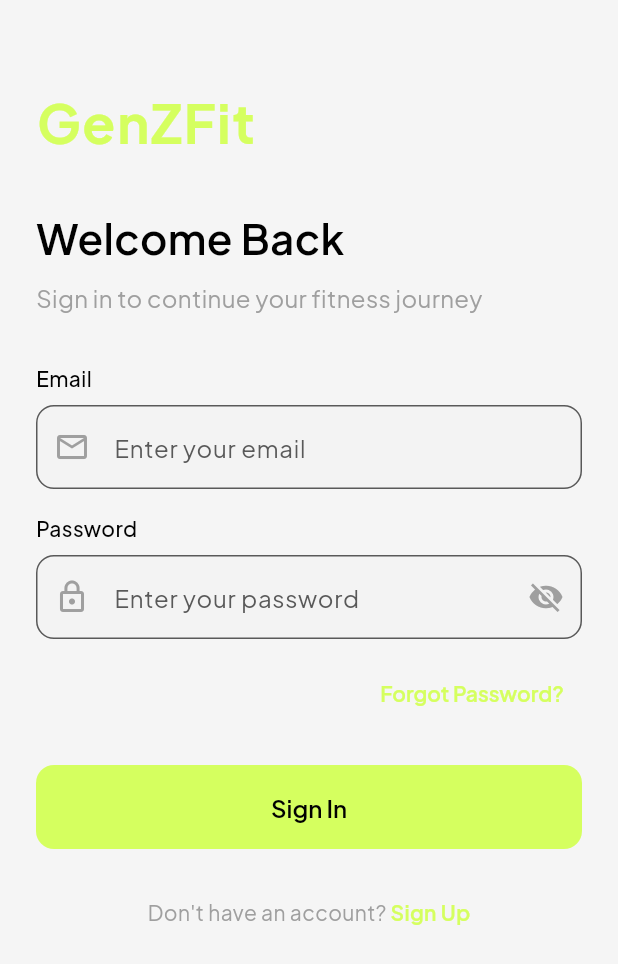
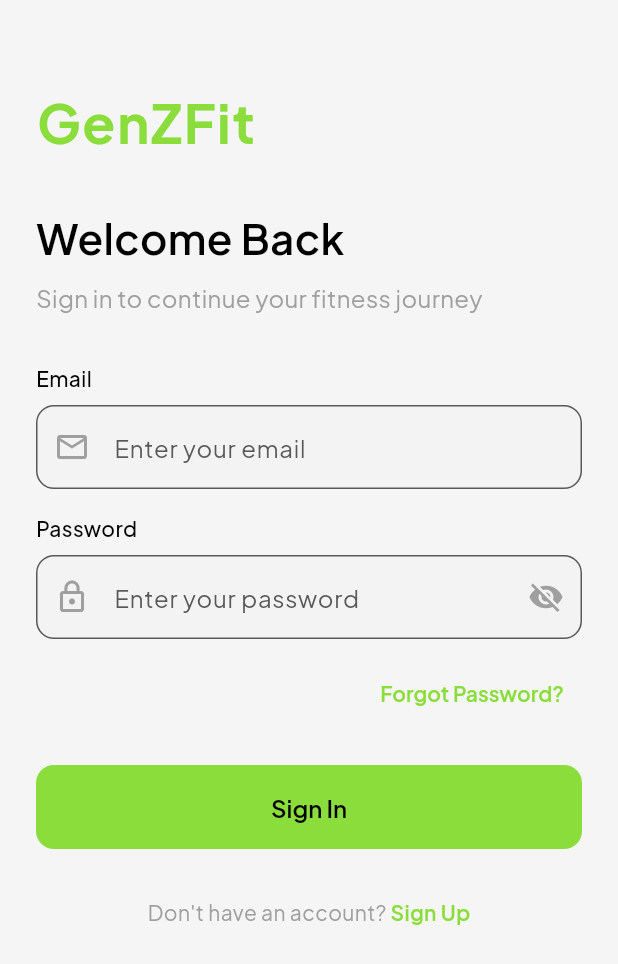
Before and after one commit to Salman0452/fyp-genzfit-frontend, a Flutter app: the screen it shows after launch, after a tap on "Sign In", on a phone screen of 412 x 824 dp. Shown: the top 964 px of the screen. Run offline on Flutter 3.47's test engine with Material 3 defaults, Android fonts, the phone set to English and light mode, and no system bars; our stand-ins replace cached_network_image, camera, cloud_firestore, file_picker, firebase_auth, firebase_core and 13 more; missing offline and left inert: cloudinary_public, dart:html, google_mlkit_pose_detection, model_viewer_plus; accounts and stored records are empty.

Commit message:
update theme

```diff
--- a/lib/screens/auth/login_screen.dart
+++ b/lib/screens/auth/login_screen.dart
@@ -99,7 +99,9 @@ class _LoginScreenState extends State<LoginScreen> {
                 Text(
                   'GenZFit',
                   style: GoogleFonts.plusJakartaSans(
-                    color: AppColors.brandGreen,
+                    color: Theme.of(context).brightness == Brightness.dark
+                        ? AppColors.brandGreen
+                        : AppColors.brandGreenDeep,
                     fontSize: 36,
                     fontWeight: FontWeight.w700,
                     letterSpacing: 1.2,
@@ -158,7 +160,9 @@ class _LoginScreenState extends State<LoginScreen> {
                     child: Text(
                       'Forgot Password?',
                       style: GoogleFonts.plusJakartaSans(
-                        color: AppColors.brandGreen,
+                        color: Theme.of(context).brightness == Brightness.dark
+                            ? AppColors.brandGreen
+                            : AppColors.brandGreenDeep,
                         fontSize: 14,
                         fontWeight: FontWeight.w600,
                       ),
@@ -195,7 +199,9 @@ class _LoginScreenState extends State<LoginScreen> {
                       child: Text(
                         'Sign Up',
                         style: GoogleFonts.plusJakartaSans(
-                          color: AppColors.brandGreen,
+                          color: Theme.of(context).brightness == Brightness.dark
+                              ? AppColors.brandGreen
+                              : AppColors.brandGreenDeep,
                           fontSize: 14,
                           fontWeight: FontWeight.w600,
                         ),
--- a/lib/screens/auth/role_selection_screen.dart
+++ b/lib/screens/auth/role_selection_screen.dart
@@ -148,13 +148,11 @@ class _RoleCard extends StatelessWidget {
               ? const Color(0xFF1A1A1A)
               : AppColors.surface,
           borderRadius: BorderRadius.circular(16),
-          border: Border.all(
-            color: const Color(0xFF000000),
-            width: 1.5,
-          ),
           boxShadow: [
             BoxShadow(
-              color: AppColors.brandGreen.withOpacity(0.08),
+              color: Theme.of(context).brightness == Brightness.dark
+                  ? AppColors.brandGreen.withOpacity(0.08)
+                  : AppColors.brandGreenDeep.withOpacity(0.08),
               blurRadius: 12,
               offset: const Offset(0, 4),
             ),
@@ -166,10 +164,22 @@ class _RoleCard extends StatelessWidget {
             Container(
               padding: const EdgeInsets.all(12),
               decoration: BoxDecoration(
-                color: AppColors.brandGreen.withOpacity(0.1),
+                color: Theme.of(context).brightness == Brightness.dark
+                    ? AppColors.brandGreen.withOpacity(0.1)
+                    : AppColors.brandGreenDeep.withOpacity(0.1),
                 borderRadius: BorderRadius.circular(12),
+                border: Border.all(
+                  color: const Color(0xFF000000),
+                  width: 1.5,
+                ),
               ),
-              child: Icon(icon, size: 40, color: AppColors.brandGreen),
+              child: Icon(
+                icon,
+                size: 40,
+                color: Theme.of(context).brightness == Brightness.dark
+                    ? AppColors.brandGreen
+                    : AppColors.brandGreenDeep,
+              ),
             ),
             const SizedBox(width: 16),
             // Content
@@ -207,7 +217,9 @@ class _RoleCard extends StatelessWidget {
             // Arrow Icon
             Icon(
               Icons.arrow_forward_ios,
-              color: AppColors.brandGreen,
+              color: Theme.of(context).brightness == Brightness.dark
+                  ? AppColors.brandGreen
+                  : AppColors.brandGreenDeep,
               size: 18,
             ),
           ],
--- a/lib/widgets/custom_button.dart
+++ b/lib/widgets/custom_button.dart
@@ -28,16 +28,19 @@ class CustomButton extends StatelessWidget {
 
   @override
   Widget build(BuildContext context) {
+    final isDarkMode = Theme.of(context).brightness == Brightness.dark;
     return SizedBox(
       width: width ?? double.infinity,
       height: height ?? 56,
-      child:
-          isOutlined
+      child: isOutlined
           ? OutlinedButton(
               onPressed: isLoading ? null : onPressed,
               style: OutlinedButton.styleFrom(
                 side: BorderSide(
-                    color: backgroundColor ?? AppColors.brandGreenDeep,
+                  color: backgroundColor ??
+                      (isDarkMode
+                          ? AppColors.brandGreen
+                          : AppColors.brandGreenDeep),
                   width: 2,
                 ),
                 shape: RoundedRectangleBorder(
@@ -49,7 +52,10 @@ class CustomButton extends StatelessWidget {
           : ElevatedButton(
               onPressed: isLoading ? null : onPressed,
               style: ElevatedButton.styleFrom(
-                  backgroundColor: backgroundColor ?? AppColors.brandGreen,
+                backgroundColor: backgroundColor ??
+                    (isDarkMode
+                        ? AppColors.brandGreen
+                        : AppColors.brandGreenDeep),
                 foregroundColor: textColor ?? AppColors.textPrimary,
                 shape: RoundedRectangleBorder(
                   borderRadius: BorderRadius.circular(12),
@@ -84,8 +90,7 @@ class CustomButton extends StatelessWidget {
             style: GoogleFonts.plusJakartaSans(
               fontSize: 16,
               fontWeight: FontWeight.w600,
-              color:
-                  isOutlined
+              color: isOutlined
                   ? (textColor ?? AppColors.brandGreenDeep)
                   : (textColor ?? AppColors.textPrimary),
             ),
@@ -99,8 +104,7 @@ class CustomButton extends StatelessWidget {
       style: GoogleFonts.plusJakartaSans(
         fontSize: 16,
         fontWeight: FontWeight.w600,
-        color:
-            isOutlined
+        color: isOutlined
             ? (textColor ?? AppColors.brandGreenDeep)
             : (textColor ?? AppColors.textPrimary),
       ),
```
Lines whose indentation alone changed are shown as unchanged.
